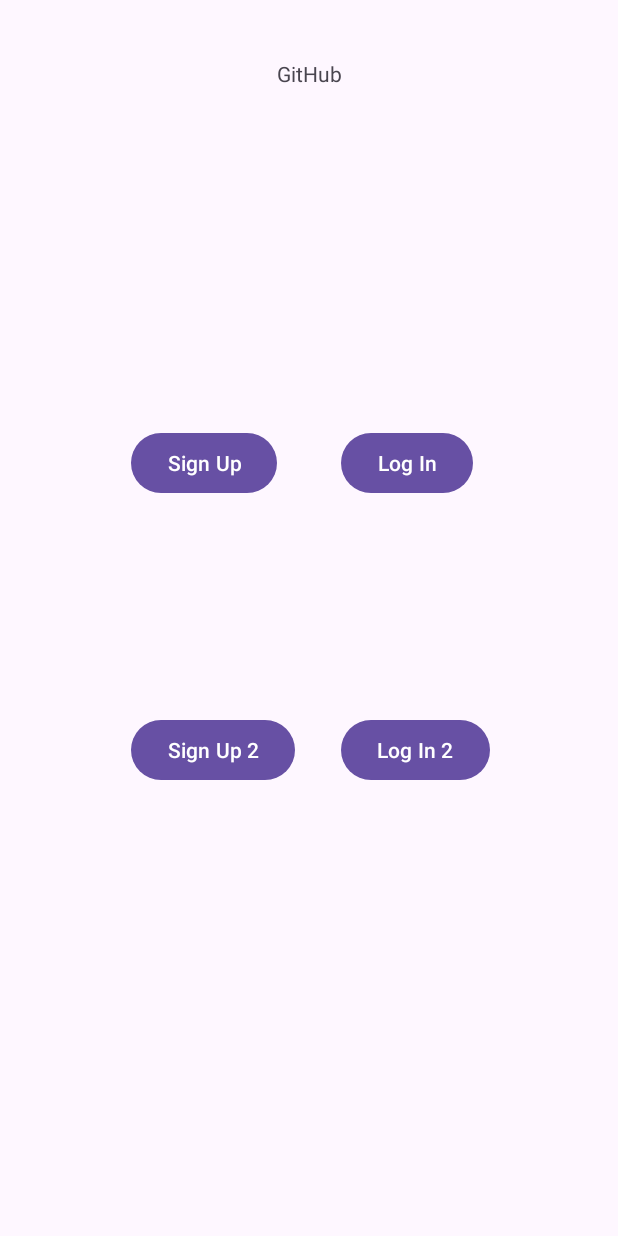
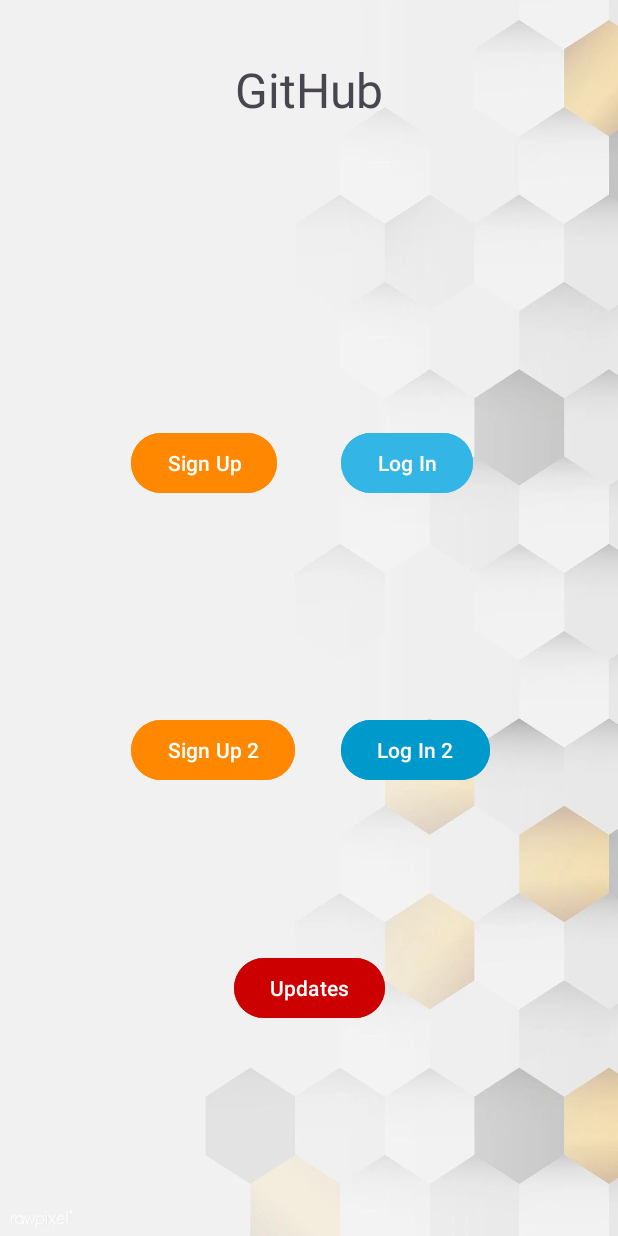
Before and after one commit to LucasCoutinho200563162/AndroidStudio, an Android app: the layout activity_main.xml on its own in the app's theme, with its tools: preview values and no code run, on a phone screen of 412 x 824 dp. Run offline under Robolectric (Android 15) with nearby library versions, the phone set to English and light mode, and no system bars.

Commit message:
Add styling and image file

```diff
--- a/app/src/main/res/layout/activity_main.xml
+++ b/app/src/main/res/layout/activity_main.xml
@@ -5,12 +5,14 @@
     android:id="@+id/main"
     android:layout_width="match_parent"
     android:layout_height="match_parent"
-    tools:context=".MainActivity">
+    tools:context=".MainActivity"
+    android:background="@drawable/wp11410820">
 
     <TextView
         android:layout_width="wrap_content"
         android:layout_height="wrap_content"
         android:text="GitHub"
+        android:textSize="32dp"
         app:layout_constraintBottom_toBottomOf="parent"
         app:layout_constraintEnd_toEndOf="parent"
         app:layout_constraintStart_toStartOf="parent"
@@ -22,6 +24,7 @@
         android:layout_width="wrap_content"
         android:layout_height="wrap_content"
         android:text="Log In"
+        android:backgroundTint="@android:color/holo_blue_light"
         app:layout_constraintBottom_toBottomOf="parent"
         app:layout_constraintEnd_toEndOf="parent"
         app:layout_constraintHorizontal_bias="0.702"
@@ -34,6 +37,7 @@
         android:layout_width="wrap_content"
         android:layout_height="wrap_content"
         android:text="Sign Up"
+        android:backgroundTint="@android:color/holo_orange_dark"
         app:layout_constraintBottom_toBottomOf="parent"
         app:layout_constraintEnd_toEndOf="parent"
         app:layout_constraintHorizontal_bias="0.277"
@@ -46,6 +50,7 @@
         android:layout_width="wrap_content"
         android:layout_height="wrap_content"
         android:text="Sign Up 2"
+        android:backgroundTint="@android:color/holo_orange_dark"
         app:layout_constraintBottom_toBottomOf="parent"
         app:layout_constraintEnd_toEndOf="parent"
         app:layout_constraintHorizontal_bias="0.288"
@@ -58,6 +63,7 @@
         android:layout_width="wrap_content"
         android:layout_height="wrap_content"
         android:text="Log In 2"
+        android:backgroundTint="@android:color/holo_blue_dark"
         app:layout_constraintBottom_toBottomOf="parent"
         app:layout_constraintEnd_toEndOf="parent"
         app:layout_constraintHorizontal_bias="0.727"
@@ -65,4 +71,17 @@
         app:layout_constraintTop_toTopOf="parent"
         app:layout_constraintVertical_bias="0.613" />
 
+
+    <Button
+        android:id="@+id/btnUpdates"
+        android:layout_width="wrap_content"
+        android:layout_height="wrap_content"
+        android:text="Updates"
+        android:backgroundTint="@android:color/holo_red_dark"
+        app:layout_constraintBottom_toBottomOf="parent"
+        app:layout_constraintEnd_toEndOf="parent"
+        app:layout_constraintStart_toStartOf="parent"
+        app:layout_constraintTop_toTopOf="parent"
+        app:layout_constraintVertical_bias="0.818" />
+
 </androidx.constraintlayout.widget.ConstraintLayout>
```
